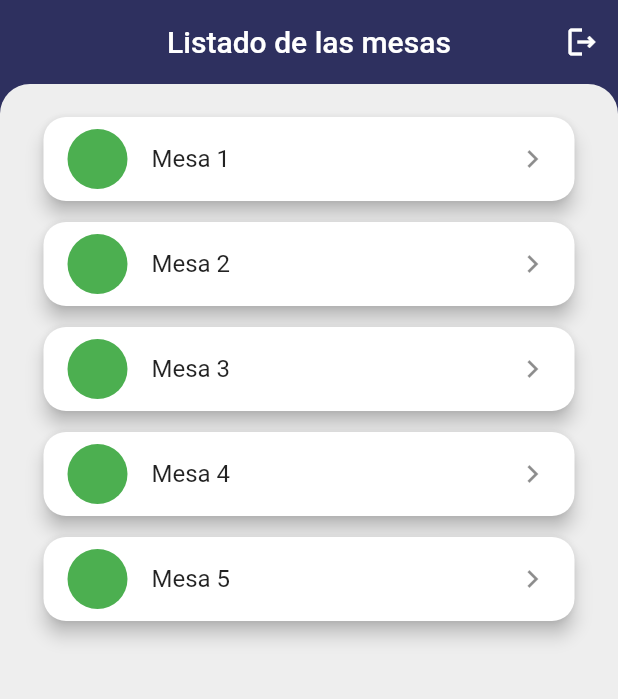
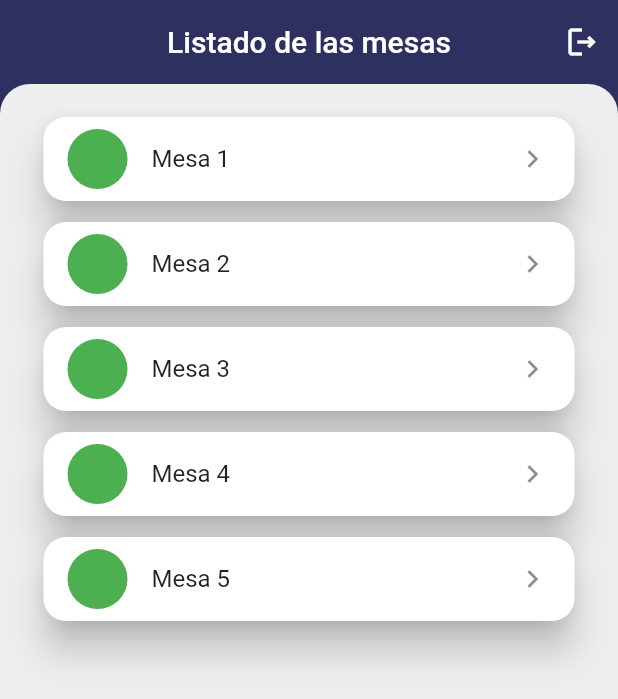
Before and after one commit to yusep3012/Pontevecchio, a Flutter app: the screen it shows once a user with an empty profile is signed in, on a phone screen of 412 x 824 dp. Shown: the top 699 px of the screen. Run offline on Flutter 3.47's test engine with Material 2 defaults, Android fonts, the phone set to English and light mode, and no system bars; our stand-ins replace cloud_firestore, email_validator, firebase_auth, firebase_core; accounts and stored records are empty.

Commit message:
Parte visual de los pedidos

```diff
--- a/lib/screens/table_list_screen.dart
+++ b/lib/screens/table_list_screen.dart
@@ -53,7 +53,7 @@ class TablesList extends StatelessWidget {
       itemBuilder: (context, index) => Padding(
         padding: const EdgeInsets.symmetric(vertical: 3, horizontal: 15),
         child: Card(
-          elevation: 5,
+          elevation: 10,
           shape:
               RoundedRectangleBorder(borderRadius: BorderRadius.circular(15)),
           color: Colors.white,
--- a/lib/screens/table_request.dart
+++ b/lib/screens/table_request.dart
@@ -91,7 +91,8 @@ class TableRequestScreen extends StatelessWidget {
                 showModalBottom(context, productName, price);
               },
               child: Card(
-                color: Colors.white30,
+                elevation: 10,
+                color: Colors.white,
                 child: Column(
                   children: [
                     Padding(
@@ -119,7 +120,7 @@ class TableRequestScreen extends StatelessWidget {
                               vertical: 8, horizontal: 15),
                           child: Expanded(
                             child: Column(
-                              crossAxisAlignment: CrossAxisAlignment.start,
+                              crossAxisAlignment: CrossAxisAlignment.center,
                               children: [
                                 Text(
                                   productName,
```
